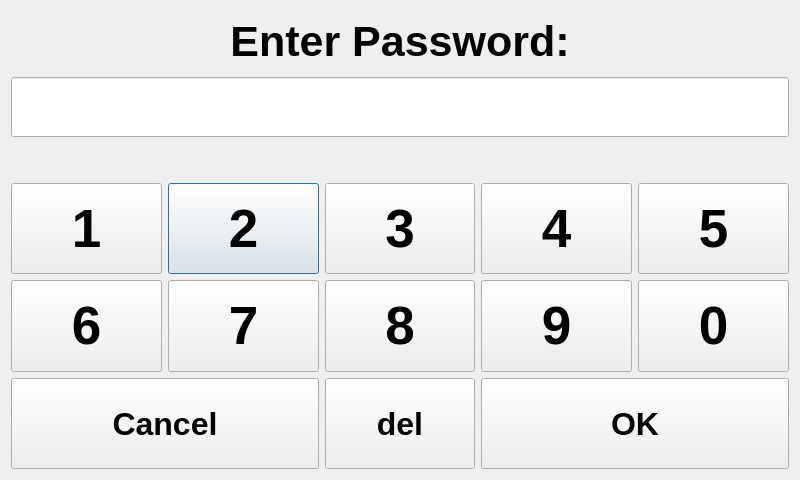
Before: the Qt Designer form src/ui_elements/passworddialog.ui in AndreWohnsland/CocktailBerry, drawn with Qt 5.
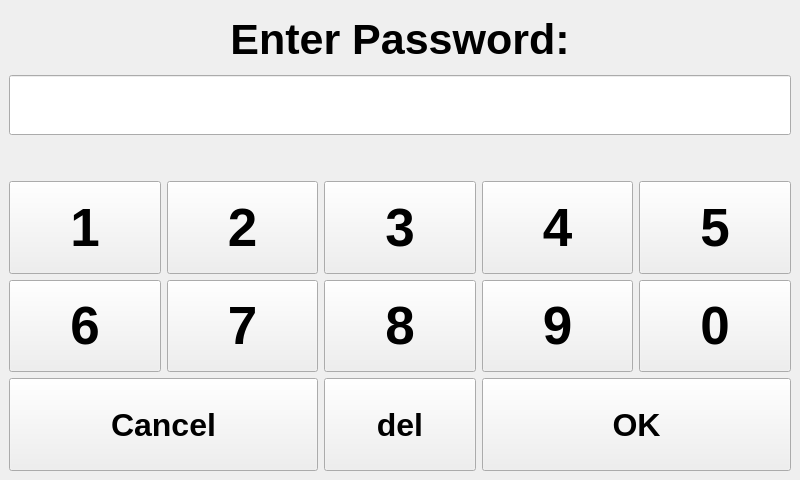
After: the same form once the commit is applied. Custom widgets are drawn as their Qt base class.

Commit message: Fix a bug preventing to open the password window

Patch:
```diff
--- a/src/ui_elements/passworddialog.ui
+++ b/src/ui_elements/passworddialog.ui
@@ -1,7 +1,10 @@
 <?xml version="1.0" encoding="UTF-8"?>
 <ui version="4.0">
  <class>PasswordDialog</class>
- <widget class="QDialog" name="PasswordDialog">
+ <widget class="QMainWindow" name="PasswordDialog">
+  <property name="windowModality">
+   <enum>Qt::ApplicationModal</enum>
+  </property>
   <property name="geometry">
    <rect>
     <x>0</x>
@@ -10,12 +13,6 @@
     <height>480</height>
    </rect>
   </property>
-  <property name="sizePolicy">
-   <sizepolicy hsizetype="Fixed" vsizetype="Fixed">
-    <horstretch>0</horstretch>
-    <verstretch>0</verstretch>
-   </sizepolicy>
-  </property>
   <property name="minimumSize">
    <size>
     <width>800</width>
@@ -31,13 +28,8 @@
   <property name="windowTitle">
    <string>~~ Enter Password ~~</string>
   </property>
-  <property name="styleSheet">
-   <string notr="true"/>
-  </property>
-  <property name="modal">
-   <bool>true</bool>
-  </property>
-  <layout class="QVBoxLayout" name="verticalLayout">
+  <widget class="QWidget" name="centralwidget">
+   <layout class="QVBoxLayout" name="verticalLayout_2">
    <item>
     <widget class="QLabel" name="header">
      <property name="minimumSize">
@@ -465,6 +457,7 @@
     </layout>
    </item>
   </layout>
+  </widget>
  </widget>
  <customwidgets>
   <customwidget>
```
Left out of the diff: 372 changed lines with no effect on the pictures. Lines whose indentation alone changed are shown as unchanged. The commit also changes 2 other files.
